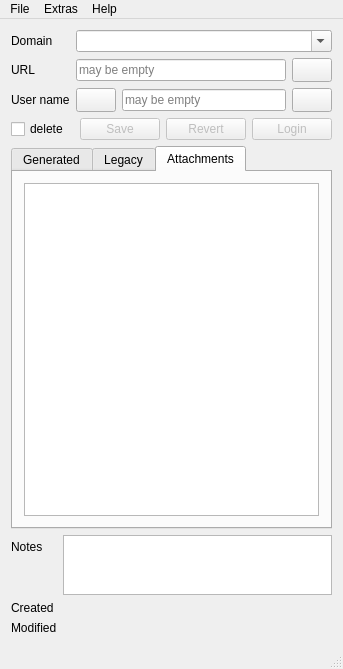
This is Qt-SESAM/mainwindow.ui in 607011/Qt-SESAM as Qt 5 draws it before an edit. The edited form follows.
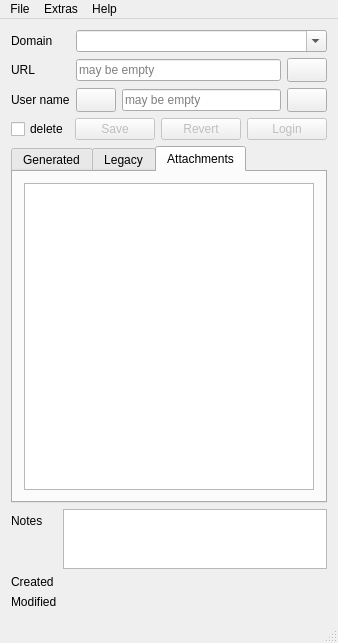
This is the edited form. Icons and pictures are not drawn. Custom widgets are drawn as their Qt base class.

```diff
--- a/Qt-SESAM/mainwindow.ui
+++ b/Qt-SESAM/mainwindow.ui
@@ -6,8 +6,8 @@
    <rect>
     <x>0</x>
     <y>0</y>
-    <width>343</width>
-    <height>669</height>
+    <width>322</width>
+    <height>643</height>
    </rect>
   </property>
   <property name="sizePolicy">
@@ -821,7 +821,7 @@
     <rect>
      <x>0</x>
      <y>0</y>
-     <width>343</width>
+     <width>322</width>
      <height>21</height>
     </rect>
    </property>
```
